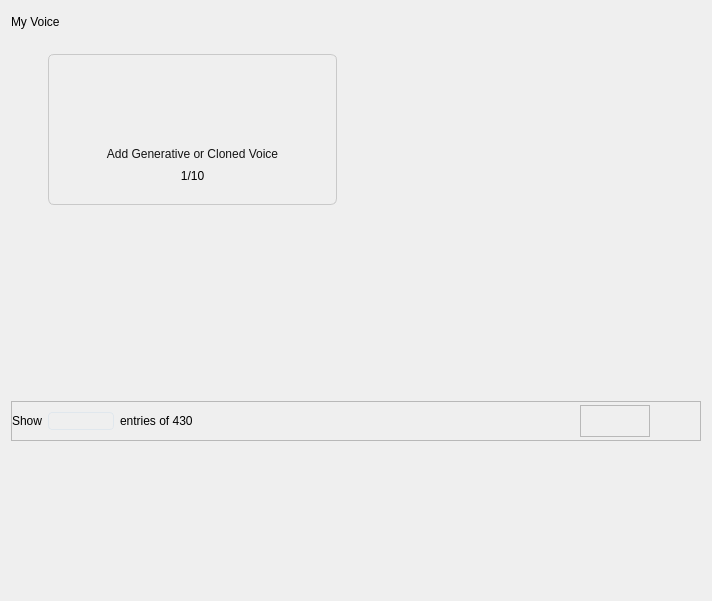
This is widget/Setting/SoundBot/WMyVoicePage.ui in yechaoGitHub/AI as Qt 5 draws it before an edit. The edited form follows.
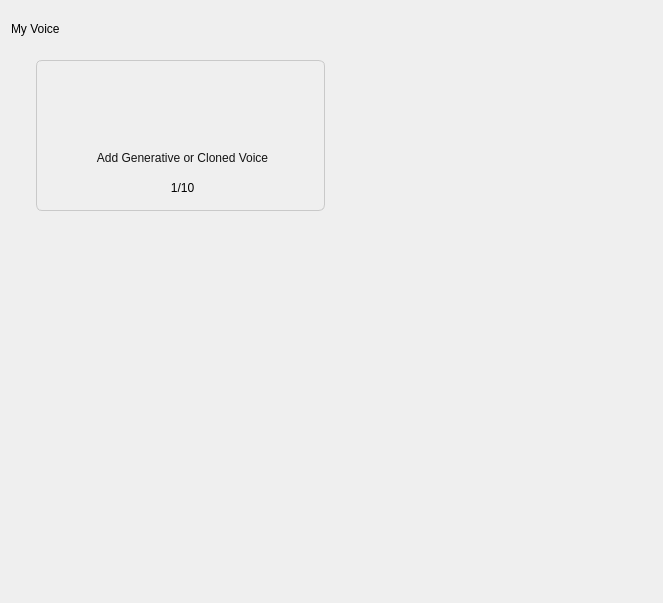
This is the edited form. Icons and pictures are not drawn. Custom widgets are drawn as their Qt base class.

Diff of the .ui file:
```diff
--- a/widget/Setting/SoundBot/WMyVoicePage.ui
+++ b/widget/Setting/SoundBot/WMyVoicePage.ui
@@ -6,8 +6,8 @@
    <rect>
     <x>0</x>
     <y>0</y>
-    <width>712</width>
-    <height>601</height>
+    <width>663</width>
+    <height>603</height>
    </rect>
   </property>
   <property name="windowTitle">
@@ -62,14 +62,20 @@
 }</string>
   </property>
   <layout class="QVBoxLayout" name="verticalLayout_2">
-   <property name="spacing">
-    <number>20</number>
-   </property>
-   <property name="bottomMargin">
-    <number>160</number>
-   </property>
    <item>
     <widget class="QLabel" name="label">
+     <property name="minimumSize">
+      <size>
+       <width>120</width>
+       <height>30</height>
+      </size>
+     </property>
+     <property name="maximumSize">
+      <size>
+       <width>120</width>
+       <height>30</height>
+      </size>
+     </property>
      <property name="text">
       <string>My Voice</string>
      </property>
@@ -80,6 +86,12 @@
      <property name="spacing">
       <number>0</number>
      </property>
+     <property name="leftMargin">
+      <number>6</number>
+     </property>
+     <property name="topMargin">
+      <number>6</number>
+     </property>
      <item>
       <widget class="QFrame" name="frame">
        <property name="minimumSize">
@@ -95,9 +107,7 @@
         </size>
        </property>
        <property name="styleSheet">
-        <string notr="true">
-
-</string>
+        <string notr="true"/>
        </property>
        <property name="frameShape">
         <enum>QFrame::StyledPanel</enum>
@@ -106,11 +116,17 @@
         <enum>QFrame::Raised</enum>
        </property>
        <layout class="QVBoxLayout" name="verticalLayout">
+        <property name="leftMargin">
+         <number>12</number>
+        </property>
         <property name="topMargin">
-         <number>18</number>
+         <number>12</number>
+        </property>
+        <property name="rightMargin">
+         <number>8</number>
         </property>
         <property name="bottomMargin">
-         <number>20</number>
+         <number>10</number>
         </property>
         <item>
          <layout class="QHBoxLayout" name="horizontalLayout">
@@ -212,201 +228,57 @@
     </layout>
    </item>
    <item>
-    <layout class="QHBoxLayout" name="horizontalLayout_8">
-     <item>
-      <widget class="WMyVoiceModel" name="widget_3" native="true">
-       <property name="minimumSize">
-        <size>
-         <width>289</width>
-         <height>154</height>
-        </size>
-       </property>
-       <property name="maximumSize">
-        <size>
-         <width>289</width>
-         <height>154</height>
-        </size>
-       </property>
-      </widget>
-     </item>
-     <item>
-      <widget class="WMyVoiceModel" name="widget_4" native="true">
-       <property name="minimumSize">
-        <size>
-         <width>289</width>
-         <height>154</height>
-        </size>
-       </property>
-       <property name="maximumSize">
-        <size>
-         <width>289</width>
-         <height>154</height>
-        </size>
-       </property>
-      </widget>
-     </item>
-    </layout>
-   </item>
-   <item>
-    <widget class="QFrame" name="frame_5">
+    <widget class="QFrame" name="frame_2">
      <property name="minimumSize">
       <size>
        <width>0</width>
-       <height>40</height>
+       <height>320</height>
       </size>
      </property>
      <property name="maximumSize">
       <size>
        <width>16777215</width>
-       <height>40</height>
+       <height>320</height>
       </size>
      </property>
+     <property name="styleSheet">
+      <string notr="true">border:none</string>
+     </property>
      <property name="frameShape">
       <enum>QFrame::StyledPanel</enum>
      </property>
      <property name="frameShadow">
       <enum>QFrame::Raised</enum>
      </property>
-     <layout class="QHBoxLayout" name="horizontalLayout_6">
-      <property name="spacing">
-       <number>0</number>
-      </property>
-      <property name="leftMargin">
-       <number>0</number>
-      </property>
+     <layout class="QGridLayout" name="gridLayout">
       <property name="topMargin">
        <number>0</number>
       </property>
-      <property name="rightMargin">
-       <number>0</number>
+      <property name="horizontalSpacing">
+       <number>9</number>
       </property>
-      <property name="bottomMargin">
-       <number>0</number>
+      <property name="verticalSpacing">
+       <number>10</number>
       </property>
-      <item>
-       <layout class="QHBoxLayout" name="horizontalLayout_5">
-        <item>
-         <layout class="QHBoxLayout" name="horizontalLayout_2">
-          <item>
-           <widget class="QLabel" name="label_5">
-            <property name="maximumSize">
-             <size>
-              <width>50</width>
-              <height>17</height>
-             </size>
-            </property>
-            <property name="text">
-             <string>Show</string>
-            </property>
-           </widget>
-          </item>
-          <item>
-           <widget class="QComboBox" name="comboBox_page"/>
-          </item>
-          <item>
-           <widget class="QLabel" name="label_6">
-            <property name="minimumSize">
-             <size>
-              <width>80</width>
-              <height>17</height>
-             </size>
-            </property>
-            <property name="maximumSize">
-             <size>
-              <width>80</width>
-              <height>17</height>
-             </size>
-            </property>
-            <property name="text">
-             <string>entries of 430</string>
-            </property>
-           </widget>
-          </item>
-         </layout>
-        </item>
-        <item>
-         <spacer name="horizontalSpacer_3">
-          <property name="orientation">
-           <enum>Qt::Horizontal</enum>
-          </property>
-          <property name="sizeHint" stdset="0">
-           <size>
-            <width>88</width>
-            <height>20</height>
-           </size>
-          </property>
-         </spacer>
-        </item>
-        <item>
-         <layout class="QHBoxLayout" name="horizontalLayout_4">
-          <item>
-           <widget class="QPushButton" name="pb_pre">
-            <property name="minimumSize">
-             <size>
-              <width>44</width>
-              <height>32</height>
-             </size>
-            </property>
-            <property name="maximumSize">
-             <size>
-              <width>44</width>
-              <height>32</height>
-             </size>
-            </property>
-            <property name="text">
-             <string/>
-            </property>
-           </widget>
-          </item>
-          <item>
-           <widget class="QFrame" name="frame_6">
-            <property name="minimumSize">
-             <size>
-              <width>70</width>
-              <height>32</height>
-             </size>
-            </property>
-            <property name="maximumSize">
-             <size>
-              <width>16777215</width>
-              <height>32</height>
-             </size>
-            </property>
-            <property name="frameShape">
-             <enum>QFrame::StyledPanel</enum>
-            </property>
-            <property name="frameShadow">
-             <enum>QFrame::Raised</enum>
-            </property>
-            <layout class="QHBoxLayout" name="horizontalLayout_3"/>
-           </widget>
-          </item>
-          <item>
-           <widget class="QPushButton" name="pb_next">
-            <property name="minimumSize">
-             <size>
-              <width>44</width>
-              <height>32</height>
-             </size>
-            </property>
-            <property name="maximumSize">
-             <size>
-              <width>44</width>
-              <height>32</height>
-             </size>
-            </property>
-            <property name="text">
-             <string/>
-            </property>
-           </widget>
-          </item>
-         </layout>
-        </item>
-       </layout>
-      </item>
      </layout>
     </widget>
    </item>
+   <item>
+    <widget class="WPageCtlWidget" name="widget" native="true">
+     <property name="minimumSize">
+      <size>
+       <width>0</width>
+       <height>36</height>
+      </size>
+     </property>
+     <property name="maximumSize">
+      <size>
+       <width>16777215</width>
+       <height>36</height>
+      </size>
+     </property>
+    </widget>
+   </item>
   </layout>
  </widget>
  <layoutdefault spacing="6" margin="11"/>
@@ -417,6 +289,12 @@
    <header>WMyVoiceModel.h</header>
    <container>1</container>
   </customwidget>
+  <customwidget>
+   <class>WPageCtlWidget</class>
+   <extends>QWidget</extends>
+   <header>model/WPageCtlWidget.h</header>
+   <container>1</container>
+  </customwidget>
  </customwidgets>
  <resources>
   <include location="../../../AiSound.qrc"/>
```
